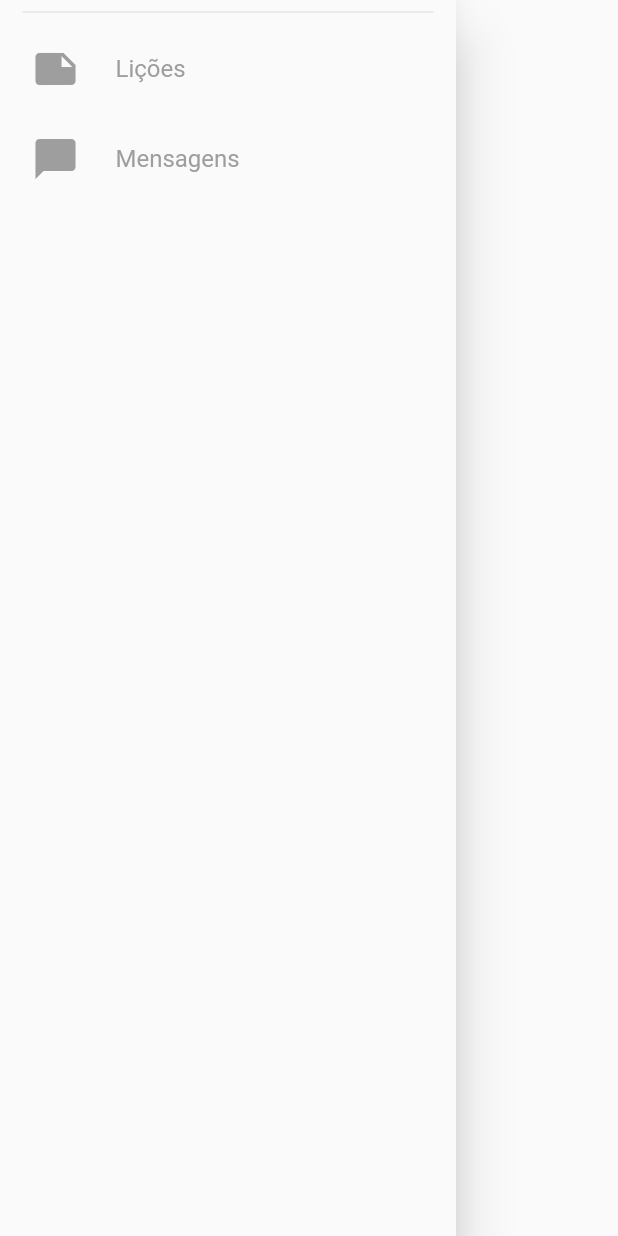
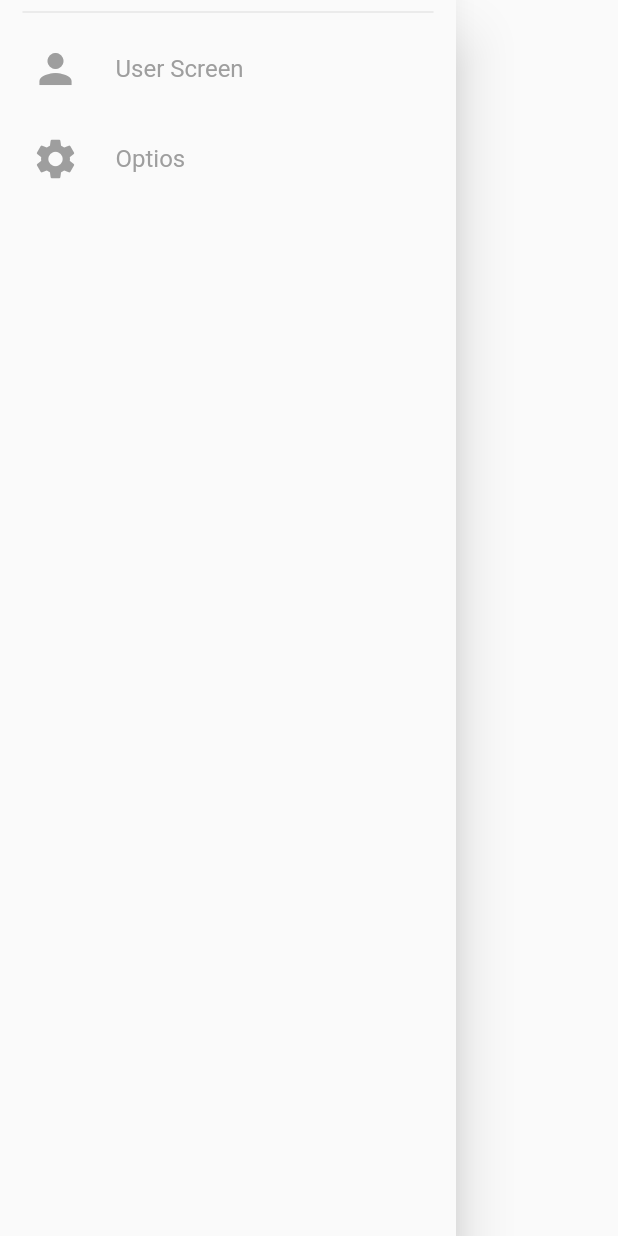
Before and after one commit to KlebersonToro/Projeto-de-Pesquisa-Port-IFRJ, a Flutter app: the CustomDrawer widget shown alone on an empty page, opened directly, on a phone screen of 412 x 824 dp. Run offline on Flutter 3.47's test engine with Material 2 defaults, Android fonts, the phone set to English and light mode, and no system bars; our stand-ins replace cloud_firestore; accounts and stored records are empty.

```diff
--- a/teste_port/test_port/lib/screens/home/home_screen.dart
+++ b/teste_port/test_port/lib/screens/home/home_screen.dart
@@ -1,5 +1,6 @@
 
 import 'package:flutter/material.dart';
+import 'package:test_port/widgets/CustomDrawer/custom_drawer.dart';
 
 class HomeScreen extends StatefulWidget {
   @override
@@ -11,16 +12,17 @@ class _HomeScreenState extends State<HomeScreen> {
   Widget build(BuildContext context) {
     return DefaultTabController(length: 2,
       child:Scaffold(
+        drawer: CustomDrawer(),
         appBar: AppBar(
           bottom: TabBar(tabs: [
             Tab(text: 'Exercicios',), Tab(text: 'lições')
           ]),
-
+          title: Text('App pt'),
         ),
         body: TabBarView(
           children: [
             Container(),
-            Container()
+            Container(),
           ],
         )
       )
--- a/teste_port/test_port/lib/widgets/CustomDrawer/custom_drawer.dart
+++ b/teste_port/test_port/lib/widgets/CustomDrawer/custom_drawer.dart
@@ -22,14 +22,14 @@ class CustomDrawer extends StatelessWidget {
                   Divider(),
 
                   DrawerTile(
-                    title: "Lições",
-                    iconData: Icons.note,
+                    title: "User Screen",
+                    iconData: Icons.person,
                     page: 1,
                   ),
 
                   DrawerTile(
-                    title: "Mensagens",
-                    iconData: Icons.chat_bubble,
+                    title: "Optios",
+                    iconData: Icons.settings,
                     page: 2,
                   ),
 
```
Also changed, not shown: teste_port/test_port/lib/screens/lessons/licoes_screen.dart (added, +36 -0 lines), teste_port/test_port/lib/screens/lessons/lessons_screen.dart (deleted), teste_port/test_port/lib/screens/licoes/licoes_screen.dart (deleted).
